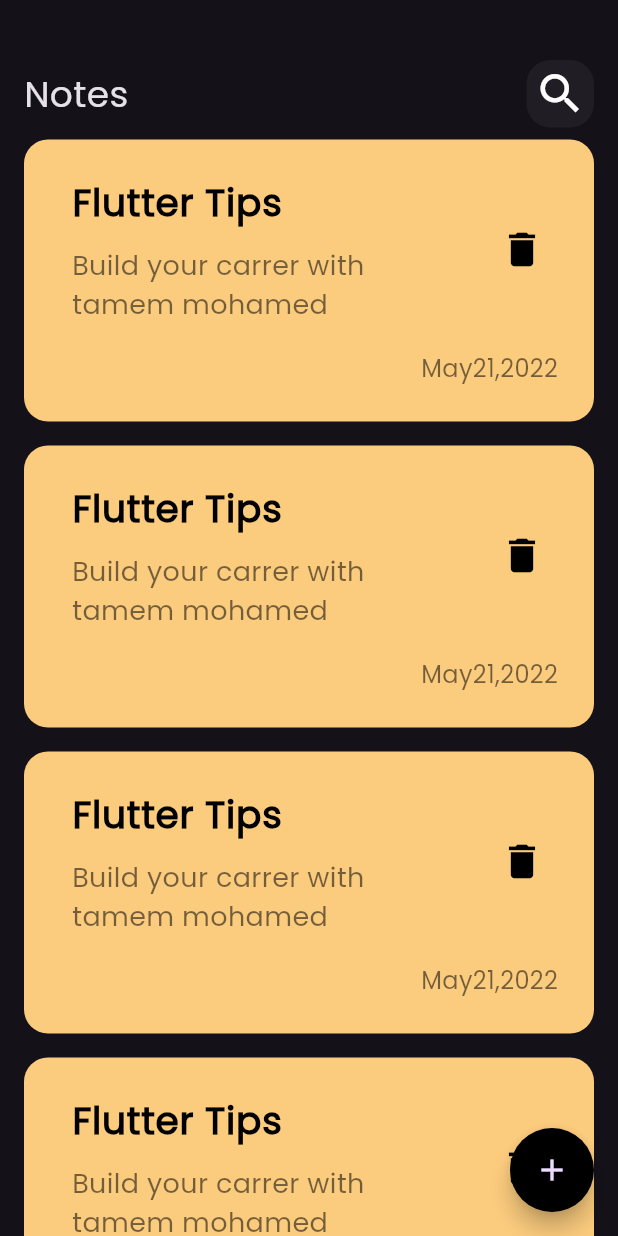
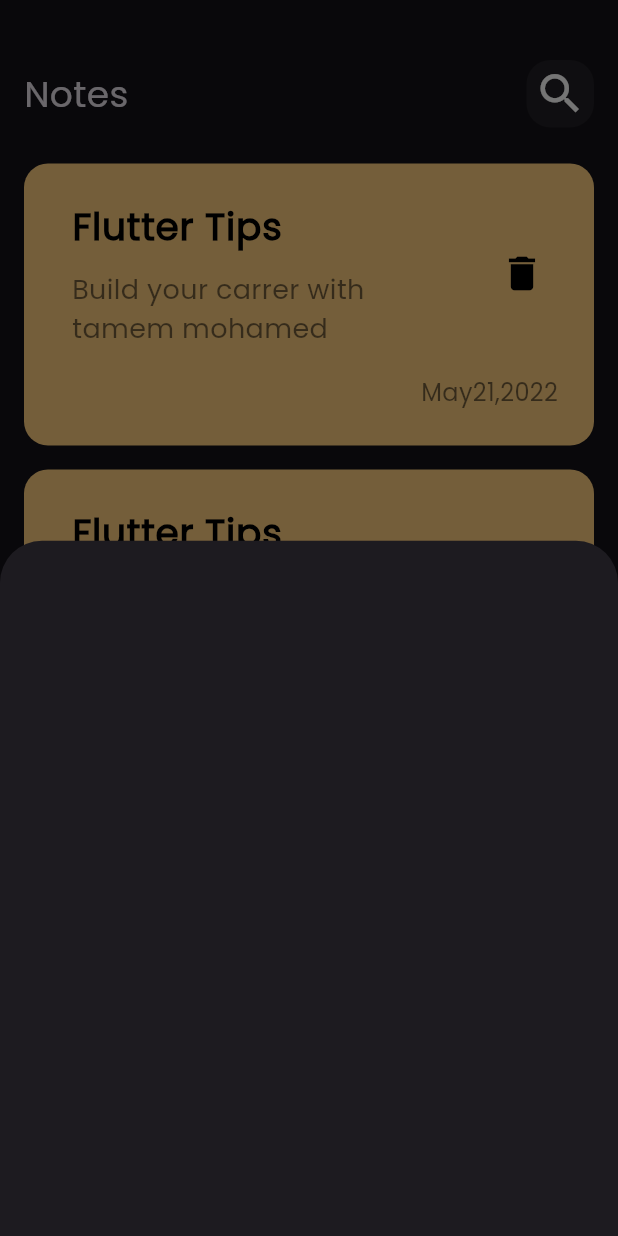
Before and after one commit to tamemmohamed/notes_app, a Flutter app: the screen it shows after launch, after a tap on the "add" icon, on a phone screen of 412 x 824 dp. Run offline on Flutter 3.47's test engine with Material 3 defaults, Android fonts, the phone set to English and light mode, and no system bars.

Commit message:
show model bottom sheet

```diff
--- a/lib/views/notes_view.dart
+++ b/lib/views/notes_view.dart
@@ -1,4 +1,5 @@
 import 'package:flutter/material.dart';
+import 'package:notes_app/widgets/add_note_bottom_sheet.dart';
 import 'package:notes_app/widgets/notes_view_body.dart';
 
 class NotesView extends StatelessWidget {
@@ -7,14 +8,21 @@ class NotesView extends StatelessWidget {
   @override
   Widget build(BuildContext context) {
     return Scaffold(
-      body: NotesViewBody(),
+      body: const NotesViewBody(),
       floatingActionButton: FloatingActionButton(
         shape: RoundedRectangleBorder(
           borderRadius: BorderRadius.circular(30),
         ),
         backgroundColor: Colors.black,
-        onPressed: () {},
-        child: Icon(
+        onPressed: () {
+          showModalBottomSheet(
+            context: context,
+            builder: (context) {
+              return const CustomBottomSheet();
+            },
+          );
+        },
+        child: const Icon(
           Icons.add,
         ),
       ),
--- /dev/null
+++ b/lib/widgets/add_note_bottom_sheet.dart
@@ -0,0 +1,11 @@
+
+import 'package:flutter/material.dart';
+
+class CustomBottomSheet extends StatelessWidget {
+  const CustomBottomSheet({super.key});
+
+  @override
+  Widget build(BuildContext context) {
+    return Container();
+  }
+}
--- a/lib/widgets/note_item_list.dart
+++ b/lib/widgets/note_item_list.dart
@@ -6,7 +6,10 @@ class NoteItemList extends StatelessWidget {
 
   @override
   Widget build(BuildContext context) {
-    return ListView.builder(
+    return Padding(
+      padding: const EdgeInsets.symmetric(vertical: 16),
+      child: ListView.builder(
+        padding: EdgeInsets.zero,
         itemCount: 10,
         itemBuilder: (context, index) {
           return const Padding(
@@ -16,6 +19,7 @@ class NoteItemList extends StatelessWidget {
             child: CustomNoteItem(),
           );
         },
+      ),
     );
   }
 }
```
Lines whose indentation alone changed are shown as unchanged.
